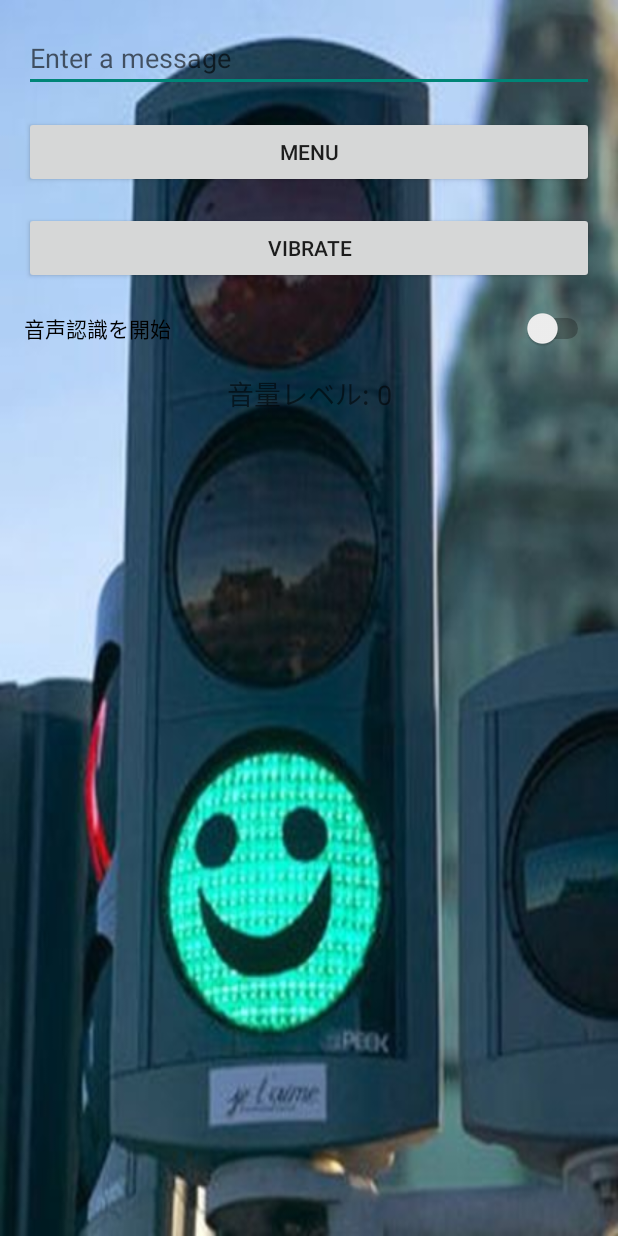
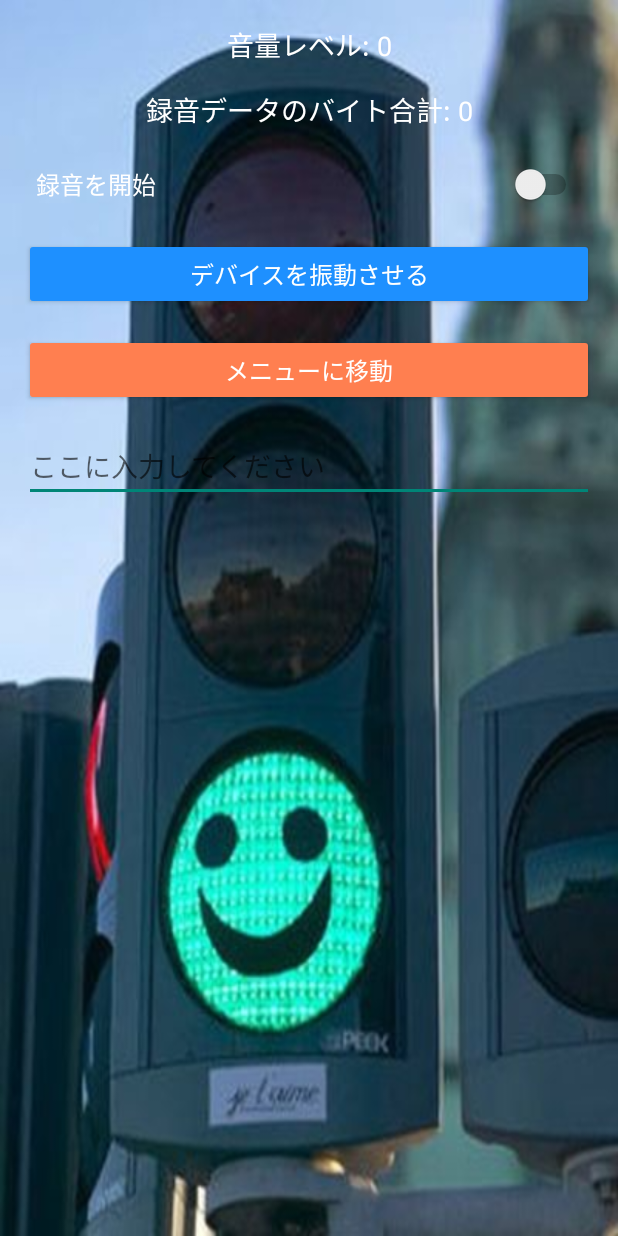
Before and after one commit to LU-A01/team4Application, an Android app built with Jetpack Compose: the screen it shows after launch (MainActivity before the commit, MainActivity2 after it), on a phone screen of 412 x 824 dp. Run offline under Robolectric (Android 15) with nearby library versions, the phone set to English and light mode, and no system bars.

Commit message:
Microphone implmenting in progres 7

```diff
--- a/app/src/main/AndroidManifest.xml
+++ b/app/src/main/AndroidManifest.xml
@@ -4,6 +4,7 @@
 
     <uses-permission android:name="android.permission.VIBRATE" />
     <uses-permission android:name="android.permission.RECORD_AUDIO"/>
+
 
 
     <application
@@ -21,7 +22,7 @@
             android:exported="false"
             android:theme="@style/Theme.AppCompat.Light.NoActionBar" />
         <activity
-            android:name=".MainActivity"
+            android:name=".MainActivity2"
             android:exported="true"
             android:theme="@style/Theme.Team4Application">
             <intent-filter>
--- a/app/src/main/res/layout/activity_main.xml
+++ b/app/src/main/res/layout/activity_main.xml
@@ -7,50 +7,72 @@
     android:orientation="vertical"
     android:padding="16dp"
     android:background="@drawable/blue_signal"
-    tools:context=".MainActivity">
+    tools:context=".MainActivity2">
 
-    <!-- 入力用 EditText -->
-<EditText
-android:id="@+id/editTextText"
+    <!-- 音量レベルを表示するテキストビュー -->
+    <TextView
+        android:id="@+id/rmsTextView"
         android:layout_width="match_parent"
         android:layout_height="wrap_content"
-android:hint="@string/edit_message"
-android:inputType="text" />
+        android:layout_marginBottom="16dp"
+        android:text="音量レベル: 0"
+        android:textSize="18sp"
+        android:textColor="#ffffff"
+        android:gravity="center_horizontal" />
+
+    <!-- バイト合計を表示するテキストビュー -->
+    <TextView
+        android:id="@+id/resultTextView"
+        android:layout_width="match_parent"
+        android:layout_height="wrap_content"
+        android:layout_marginBottom="16dp"
+        android:text="録音データのバイト合計: 0"
+        android:textSize="18sp"
+        android:textColor="#ffffff"
+        android:gravity="center_horizontal" />
+
+    <!-- 音声録音を開始/停止するスイッチ -->
+    <Switch
+        android:id="@+id/toggleSwitch"
+        android:layout_width="match_parent"
+        android:layout_height="wrap_content"
+        android:layout_marginBottom="16dp"
+        android:text="録音を開始"
+        android:textSize="16sp"
+        android:padding="8dp"
+        android:gravity="center_vertical"
+        android:textColor="#ffffff" />
+
+    <!-- デバイスを振動させるボタン -->
+    <Button
+        android:id="@+id/button"
+        android:layout_width="match_parent"
+        android:layout_height="wrap_content"
+        android:layout_marginBottom="16dp"
+        android:onClick="vibrate"
+        android:text="デバイスを振動させる"
+        android:textSize="16sp"
+        android:backgroundTint="#1e90ff"
+        android:textColor="#ffffff" />
 
     <!-- メニューに移動するボタン -->
     <Button
         android:id="@+id/button2"
         android:layout_width="match_parent"
         android:layout_height="wrap_content"
-android:layout_marginTop="16dp"
+        android:layout_marginBottom="16dp"
         android:onClick="moveToMenu"
-android:text="@string/button_menu" />
+        android:text="メニューに移動"
+        android:textSize="16sp"
+        android:backgroundTint="#ff7f50"
+        android:textColor="#ffffff" />
 
-    <!-- デバイスを振動させるボタン -->
-<Button
-android:id="@+id/button"
+    <!-- テキスト入力フィールド -->
+    <EditText
+        android:id="@+id/editTextText"
         android:layout_width="match_parent"
         android:layout_height="wrap_content"
-android:layout_marginTop="16dp"
-android:onClick="vibrate"
-android:text="@string/button_vibrate" />
-
-    <!-- 音声認識を開始/停止するスイッチ -->
-<Switch
-android:id="@+id/toggleSwitch"
-android:layout_width="match_parent"
-android:layout_height="wrap_content"
-android:layout_marginTop="16dp"
-android:text="音声認識を開始" />
-
-    <!-- 音量レベルを表示するテキストビュー -->
-<TextView
-android:id="@+id/rmsTextView"
-android:layout_width="match_parent"
-android:layout_height="wrap_content"
-android:layout_marginTop="16dp"
-android:text="音量レベル: 0"
-android:textSize="18sp"
-android:gravity="center_horizontal" />
-
+        android:hint="ここに入力してください"
+        android:inputType="text"
+        android:layout_marginBottom="16dp" />
 </LinearLayout>
```
Also changed, not shown: app/src/main/java/com/example/team4application/MainActivity2.kt (+57 -6 lines). Lines whose indentation alone changed are shown as unchanged.
